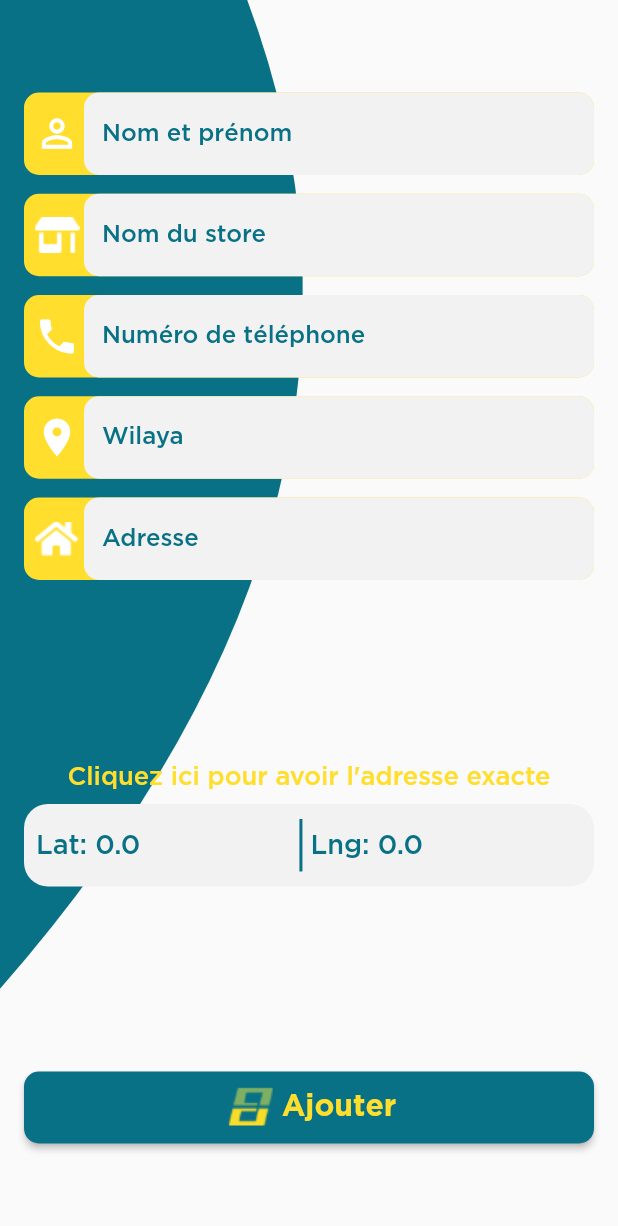
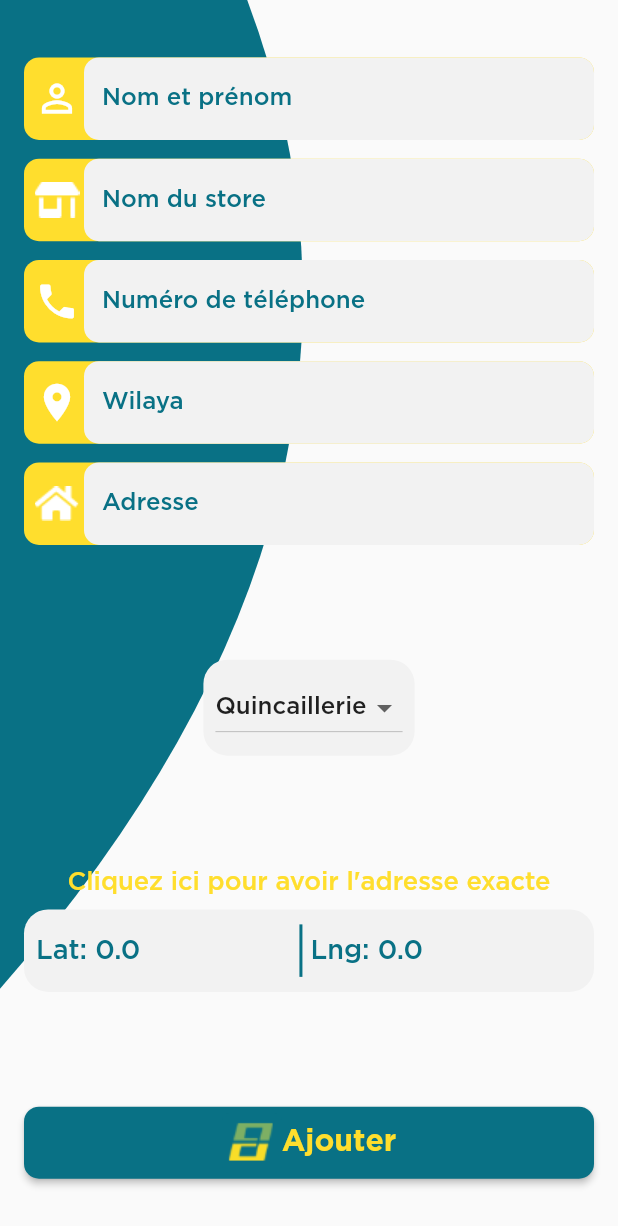
Before and after one commit to Djameleddine21/BMS-Electric-App, a Flutter app: the screen it shows after launch, after a tap on "Ajouter", on a phone screen of 412 x 824 dp. Shown: the top 1226 px of the screen. Run offline on Flutter 3.47's test engine with Material 2 defaults, Android fonts, the phone set to English and light mode, and no system bars; our stand-ins replace cached_network_image, cloud_firestore, firebase_core, flutter_rating_bar, get, google_maps_flutter and 3 more; accounts and stored records are empty.

```diff
--- a/lib/services/manager.dart
+++ b/lib/services/manager.dart
@@ -13,7 +13,7 @@ class Manager {
       double latitude,
       String address,
       String wilaya,
-  ) async {
+      int activity) async {
     DocumentReference doc =
         await FirebaseFirestore.instance.collection("resellers").add(
       {
@@ -25,7 +25,8 @@ class Manager {
         "latitude": latitude,
         "address": address,
         "rate": 0,
-        "evaluation": ""
+        "evaluation": "",
+        "activity": activity,
       },
     );
     print(doc);
--- a/lib/views/components/reseller_header.dart
+++ b/lib/views/components/reseller_header.dart
@@ -1,7 +1,4 @@
-import 'package:bms_electric/views/screens/edit_reseller/edit_reseller_page.dart';
 import 'package:flutter/material.dart';
-import 'package:flutter_rating_bar/flutter_rating_bar.dart';
-import 'package:get/get.dart';
 
 import '../../constants.dart';
 
--- a/lib/views/screens/add_reseller/add_reseller_page.dart
+++ b/lib/views/screens/add_reseller/add_reseller_page.dart
@@ -25,6 +25,7 @@ class _AddResellerPageState extends State<AddResellerPage> {
   var storeName;
 
   var address;
+  var dropDown = 1;
 
   LocationData data = LocationData.fromMap({"latitude": 0.0, "longitude": 0.0});
 
@@ -112,6 +113,26 @@ class _AddResellerPageState extends State<AddResellerPage> {
                       ],
                     ),
                   ),
+                  Container(
+                    padding: EdgeInsets.all(8.0),
+                    decoration: BoxDecoration(
+                        borderRadius: BorderRadius.circular(16),
+                        color: greyColor),
+                    child: DropdownButton(
+                        value: dropDown,
+                        items: [
+                          DropdownMenuItem(
+                              value: 1, child: Text("Quincaillerie")),
+                          DropdownMenuItem(
+                              value: 2, child: Text("Eléctricien")),
+                          DropdownMenuItem(value: 3, child: Text("Grossiste"))
+                        ],
+                        onChanged: (value) {
+                          setState(() {
+                            dropDown = value;
+                          });
+                        }),
+                  ),
                   Column(
                     children: [
                       FittedBox(
@@ -173,8 +194,15 @@ class _AddResellerPageState extends State<AddResellerPage> {
                   CustomButton(
                     text: "Ajouter",
                     onTap: () async {
-                      await Manager.instance.addReseller(name, storeName, phone,
-                          data.longitude, data.latitude, address, wilaya);
+                      await Manager.instance.addReseller(
+                          name,
+                          storeName,
+                          phone,
+                          data.longitude,
+                          data.latitude,
+                          address,
+                          wilaya,
+                          dropDown);
                     },
                   )
                 ],
--- a/lib/views/screens/edit_reseller/edit_reseller_page.dart
+++ b/lib/views/screens/edit_reseller/edit_reseller_page.dart
@@ -7,6 +7,7 @@ import 'package:get/get.dart';
 
 class EditResellerPage extends StatelessWidget {
   static const id = "/edit";
+
   @override
   Widget build(BuildContext context) {
     return SafeArea(
@@ -85,6 +86,11 @@ class EditResellerPage extends StatelessWidget {
                       ],
                     ),
                   ),
+                  DropdownButton(items: [
+                    DropdownMenuItem(value: 1, child: Text("Quincaillerie")),
+                    DropdownMenuItem(value: 2, child: Text("Quincaillerie")),
+                    DropdownMenuItem(value: 3, child: Text("Quincaillerie"))
+                  ], onChanged: (value) {}),
                   Column(
                     children: [
                       FittedBox(
--- a/lib/views/screens/evaluate_reseller/evaluate_reseller.dart
+++ b/lib/views/screens/evaluate_reseller/evaluate_reseller.dart
@@ -1,10 +1,7 @@
 import 'package:bms_electric/views/components/reseller_header.dart';
-import 'package:bms_electric/views/screens/edit_reseller/edit_reseller_page.dart';
-import 'package:bms_electric/views/screens/reseller_profile/local-widgets/List_of_products.dart';
 import 'package:bms_electric/views/screens/reseller_profile/local-widgets/custom_button.dart';
 import 'package:flutter/material.dart';
 import 'package:flutter_rating_bar/flutter_rating_bar.dart';
-import 'package:get/get.dart';
 
 import '../../../constants.dart';
 
```
Lines whose indentation alone changed are shown as unchanged.
